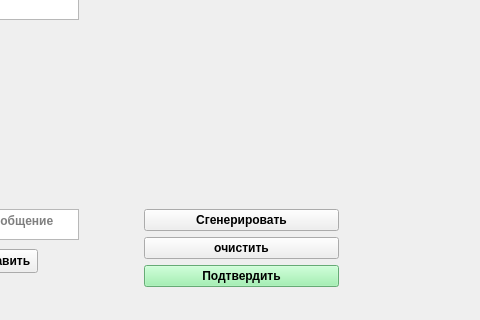
Old version of the form client/mainwindow.ui in the repository VladZg/Network_Battleship_2vs1; both pictures show x 82 to 562 and y 190 to 510 of the 896 by 510 pixel window.
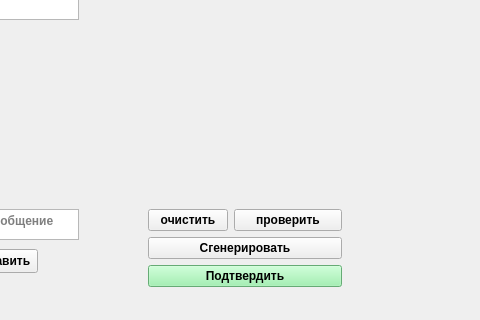
New version of the form. Icons and pictures are not drawn.

Commit message: check field button added

```diff
--- a/client/mainwindow.ui
+++ b/client/mainwindow.ui
@@ -226,17 +226,30 @@
      <string>...</string>
     </property>
    </widget>
-   <widget class="QWidget" name="formLayoutWidget_2">
+   <widget class="QLabel" name="isCorrectLabel">
     <property name="geometry">
      <rect>
-      <x>220</x>
+      <x>460</x>
+      <y>370</y>
+      <width>111</width>
+      <height>41</height>
+     </rect>
+    </property>
+    <property name="text">
+     <string/>
+    </property>
+   </widget>
+   <widget class="QWidget" name="formLayoutWidget_3">
+    <property name="geometry">
+     <rect>
+      <x>230</x>
       <y>380</y>
-      <width>201</width>
-      <height>86</height>
+      <width>194</width>
+      <height>81</height>
      </rect>
     </property>
-    <layout class="QFormLayout" name="debugButtonsLayout">
-     <item row="2" column="1">
+    <layout class="QFormLayout" name="formLayout_2">
+     <item row="4" column="0" colspan="2">
       <widget class="QPushButton" name="applyFieldButton">
        <property name="styleSheet">
         <string notr="true">background-color: rgb(143, 240, 164);</string>
@@ -246,20 +259,27 @@
        </property>
       </widget>
      </item>
-     <item row="0" column="1">
-      <widget class="QPushButton" name="generateFieldButton">
-       <property name="text">
-        <string>Сгенерировать</string>
-       </property>
-      </widget>
-     </item>
-     <item row="1" column="1">
+     <item row="2" column="0">
       <widget class="QPushButton" name="clearButton">
        <property name="text">
         <string>очистить</string>
        </property>
       </widget>
      </item>
+     <item row="3" column="0" colspan="2">
+      <widget class="QPushButton" name="generateFieldButton">
+       <property name="text">
+        <string>Сгенерировать</string>
+       </property>
+      </widget>
+     </item>
+     <item row="2" column="1">
+      <widget class="QPushButton" name="checkButton">
+       <property name="text">
+        <string>проверить</string>
+       </property>
+      </widget>
+     </item>
     </layout>
    </widget>
    <widget class="QLabel" name="isCorrectLabel">
```
Left out of the diff: 13 changed lines with no effect on the pictures. The commit also changes 3 other files.
